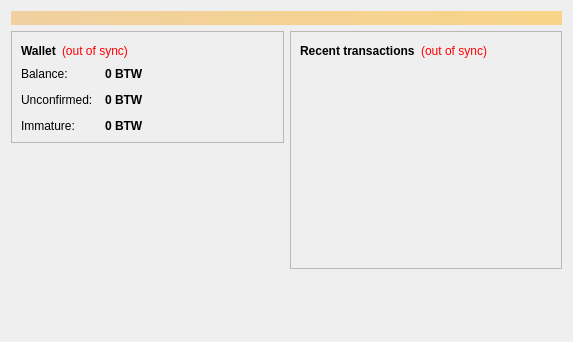
cosmo9able/bitnewcoin, file src/qt/forms/overviewpage.ui: the form before one commit.
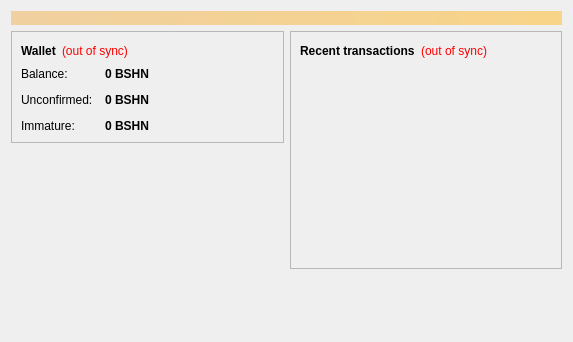
The form after the commit.

Commit message: currency acronym changed from BTW to BSHN

The edit to the form file:
```diff
--- a/src/qt/forms/overviewpage.ui
+++ b/src/qt/forms/overviewpage.ui
@@ -122,7 +122,7 @@
                <string>Your current balance</string>
               </property>
               <property name="text">
-               <string notr="true">0 BTW</string>
+               <string notr="true">0 BSHN</string>
               </property>
               <property name="textInteractionFlags">
                <set>Qt::LinksAccessibleByMouse|Qt::TextSelectableByKeyboard|Qt::TextSelectableByMouse</set>
@@ -151,7 +151,7 @@
                <string>Total of transactions that have yet to be confirmed, and do not yet count toward the current balance</string>
               </property>
               <property name="text">
-               <string notr="true">0 BTW</string>
+               <string notr="true">0 BSHN</string>
               </property>
               <property name="textInteractionFlags">
                <set>Qt::LinksAccessibleByMouse|Qt::TextSelectableByKeyboard|Qt::TextSelectableByMouse</set>
@@ -177,7 +177,7 @@
                <string>Mined balance that has not yet matured</string>
               </property>
               <property name="text">
-               <string notr="true">0 BTW</string>
+               <string notr="true">0 BSHN</string>
               </property>
               <property name="textInteractionFlags">
                <set>Qt::LinksAccessibleByMouse|Qt::TextSelectableByKeyboard|Qt::TextSelectableByMouse</set>
```
The commit also changes 5 other files.
